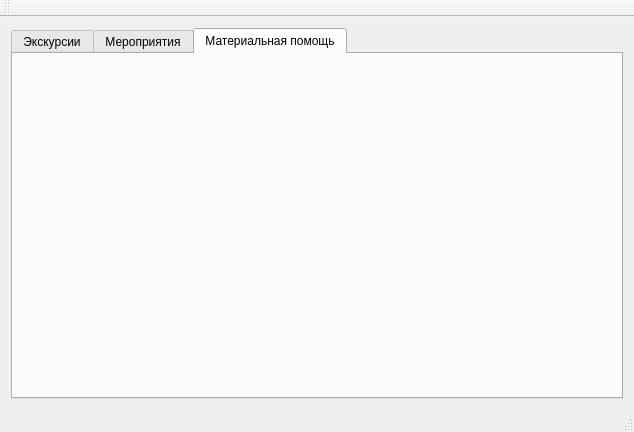
Above: profcom_cards/profkom.ui from egornevezhin/profcom_cards before the change. Below: the same form after it.
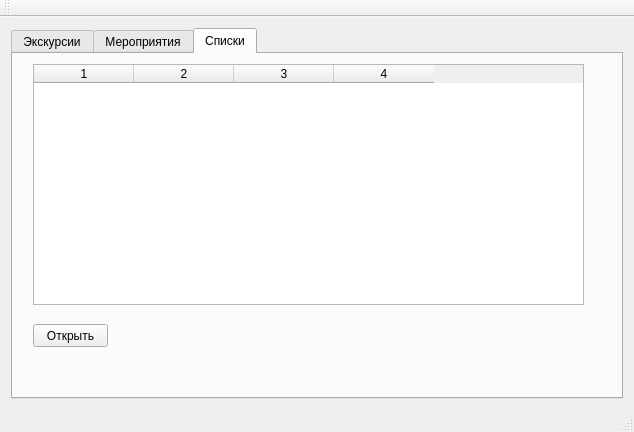
That is the form after the change. The open tabs and pages were chosen to show the change.

```diff
--- a/profcom_cards/profkom.ui
+++ b/profcom_cards/profkom.ui
@@ -379,8 +379,38 @@
       </widget>
       <widget class="QWidget" name="tab_3">
        <attribute name="title">
-        <string>Материальная помощь</string>
+        <string>Списки</string>
        </attribute>
+       <widget class="QTableWidget" name="eventsTable">
+        <property name="geometry">
+         <rect>
+          <x>20</x>
+          <y>10</y>
+          <width>551</width>
+          <height>241</height>
+         </rect>
+        </property>
+        <property name="columnCount">
+         <number>4</number>
+        </property>
+        <column/>
+        <column/>
+        <column/>
+        <column/>
+       </widget>
+       <widget class="QPushButton" name="openEventFile">
+        <property name="geometry">
+         <rect>
+          <x>20</x>
+          <y>270</y>
+          <width>75</width>
+          <height>23</height>
+         </rect>
+        </property>
+        <property name="text">
+         <string>Открыть</string>
+        </property>
+       </widget>
       </widget>
      </widget>
     </item>
```
Left out of the diff: 7 changed lines with no effect on the pictures.
